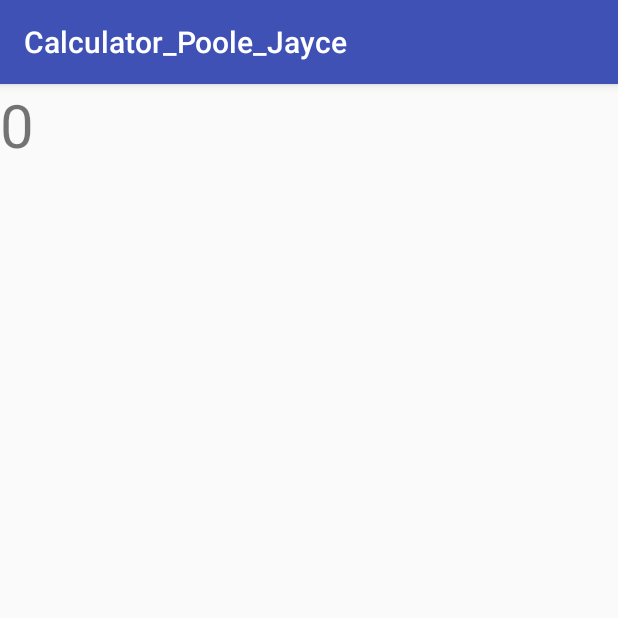
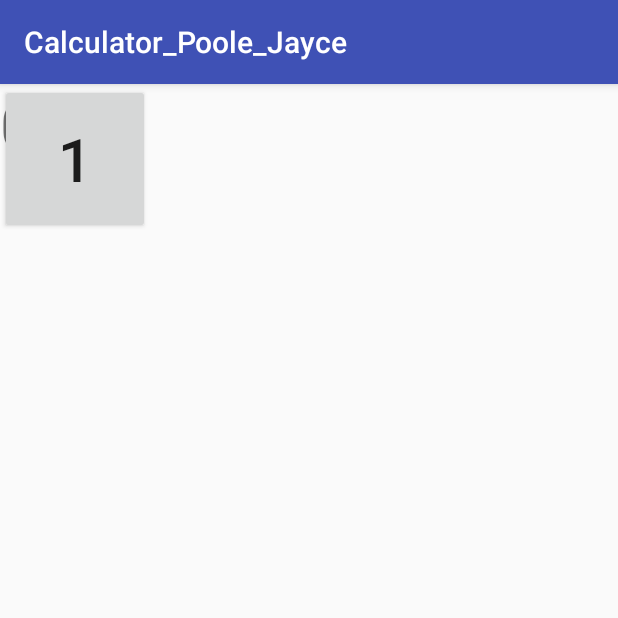
Before and after one commit to poolejayce/Lab3, an Android app: the screen it shows after launch (MainActivity), on a phone screen of 412 x 824 dp, the top half of it. Run offline under Robolectric (Android 15) with nearby library versions, the phone set to English and light mode, and no system bars.

Commit message:
Adding number buttons and number input text field

```diff
--- a/app/src/main/res/layout/activity_main.xml
+++ b/app/src/main/res/layout/activity_main.xml
@@ -25,6 +25,17 @@
         android:layout_height="wrap_content"
         android:orientation="vertical">
 
+        <LinearLayout
+            android:layout_width="wrap_content"
+            android:layout_height="wrap_content"
+            android:orientation="horizontal">
+
+            <Button
+                android:layout_width="100dp"
+                android:layout_height="100dp"
+                android:text="1"
+                android:textSize="40sp"/>
+        </LinearLayout>
     </LinearLayout>
 
 </android.support.constraint.ConstraintLayout>
```
